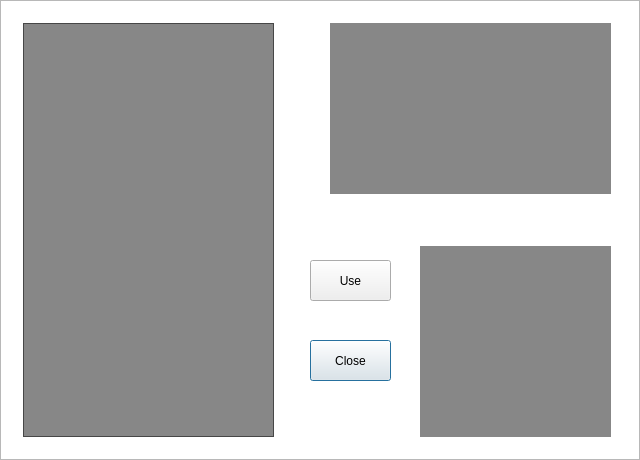
matplinta/rpg-game-qt, file src/inventorywindow.ui: the form before one commit.
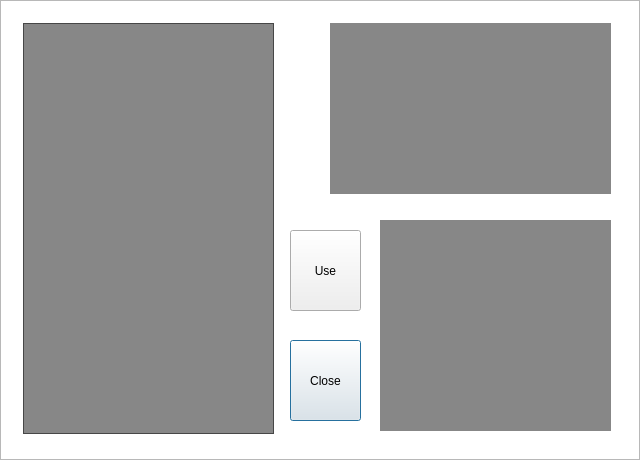
The form after the commit. Icons and pictures are not drawn.

```diff
--- a/src/inventorywindow.ui
+++ b/src/inventorywindow.ui
@@ -41,20 +41,21 @@
      <x>23</x>
      <y>23</y>
      <width>251</width>
-     <height>414</height>
+     <height>411</height>
     </rect>
    </property>
    <property name="styleSheet">
-    <string notr="true">background-color: rgb(0, 0, 0, 120);</string>
+    <string notr="true">background-color: rgb(0, 0, 0, 120);
+color: rgb(255, 255, 255);</string>
    </property>
   </widget>
   <widget class="QLabel" name="playerLabel">
    <property name="geometry">
     <rect>
-     <x>420</x>
-     <y>246</y>
-     <width>191</width>
-     <height>191</height>
+     <x>380</x>
+     <y>220</y>
+     <width>231</width>
+     <height>211</height>
     </rect>
    </property>
    <property name="styleSheet">
@@ -100,10 +101,10 @@
   <widget class="QPushButton" name="closeButton">
    <property name="geometry">
     <rect>
-     <x>310</x>
+     <x>290</x>
      <y>340</y>
-     <width>81</width>
-     <height>41</height>
+     <width>71</width>
+     <height>81</height>
     </rect>
    </property>
    <property name="text">
@@ -113,10 +114,10 @@
   <widget class="QPushButton" name="useButton">
    <property name="geometry">
     <rect>
-     <x>310</x>
-     <y>260</y>
-     <width>81</width>
-     <height>41</height>
+     <x>290</x>
+     <y>230</y>
+     <width>71</width>
+     <height>81</height>
     </rect>
    </property>
    <property name="styleSheet">
```
Left out of the diff: 8 changed lines with no effect on the pictures.
